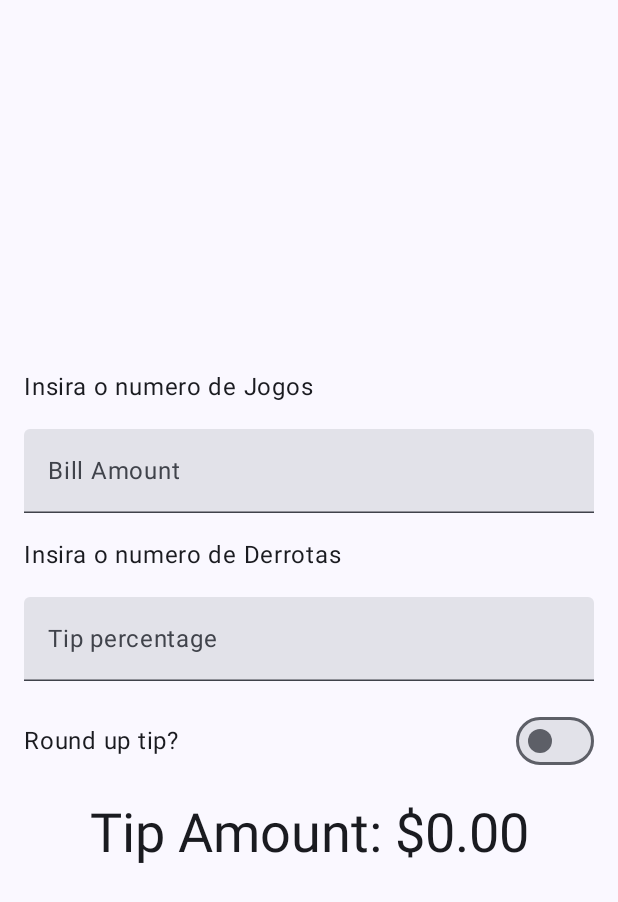
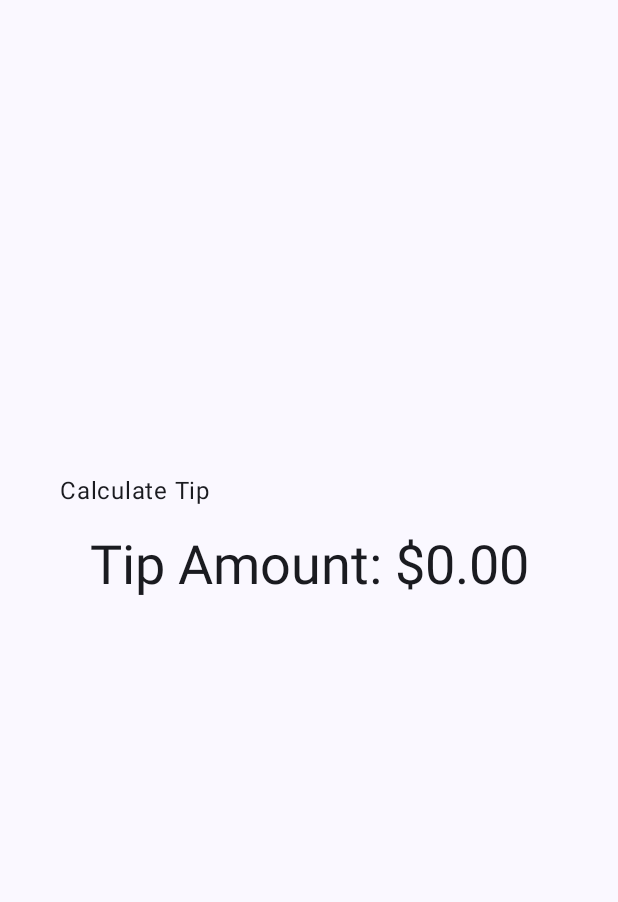
Before and after one commit to Condesso1998/CheckWin_Final, an Android app built with Jetpack Compose: the screen it shows after launch (MainActivity), on a phone screen of 412 x 824 dp. Shown: the top 902 px of the screen. Run offline under Robolectric (Android 15) with nearby library versions, the phone set to English and light mode, and no system bars.

Commit message:
remoçao de erros / começo do inicio

```diff
--- a/app/src/main/java/pt/ipg/checkwin_final/MainActivity.kt
+++ b/app/src/main/java/pt/ipg/checkwin_final/MainActivity.kt
@@ -1,7 +1,4 @@
 package pt.ipg.checkwin_final
-
-
-
 
 import android.os.Bundle
 import androidx.activity.ComponentActivity
@@ -9,9 +6,10 @@ import androidx.activity.compose.setContent
 import androidx.activity.enableEdgeToEdge
 import androidx.compose.foundation.layout.Arrangement
 import androidx.compose.foundation.layout.Column
-import androidx.compose.foundation.layout.Row
+import androidx.compose.foundation.layout.Spacer
 import androidx.compose.foundation.layout.fillMaxSize
 import androidx.compose.foundation.layout.fillMaxWidth
+import androidx.compose.foundation.layout.height
 import androidx.compose.foundation.layout.padding
 import androidx.compose.foundation.layout.safeDrawingPadding
 import androidx.compose.foundation.layout.statusBarsPadding
@@ -20,7 +18,7 @@ import androidx.compose.foundation.text.KeyboardOptions
 import androidx.compose.foundation.verticalScroll
 import androidx.compose.material3.MaterialTheme
 import androidx.compose.material3.Scaffold
-import androidx.compose.material3.Switch
+import androidx.compose.material3.Surface
 import androidx.compose.material3.Text
 import androidx.compose.material3.TextField
 import androidx.compose.runtime.Composable
@@ -39,16 +37,14 @@ import pt.ipg.checkwin_final.ui.theme.CheckWin_FinalTheme
 import java.text.NumberFormat
 class MainActivity : ComponentActivity() {
     override fun onCreate(savedInstanceState: Bundle?) {
+        enableEdgeToEdge()
         super.onCreate(savedInstanceState)
-        enableEdgeToEdge()
         setContent {
             CheckWin_FinalTheme {
-                Scaffold(modifier = Modifier.fillMaxSize()) { innerPadding ->
-                    TipTimeLayout(
-                        modifier = Modifier
-                            .padding(innerPadding)
-                            .fillMaxSize()
-                    )
+                Surface(
+                    modifier = Modifier.fillMaxSize(),
+                ) {
+                    TipTimeLayout()
                 }
             }
         }
@@ -56,145 +52,43 @@ class MainActivity : ComponentActivity() {
 }
 
 @Composable
-fun EditNumberField(
-    labelText: String,
-    value: String,
-    onValueChange: (String) -> Unit,
-    action: ImeAction = ImeAction.Next,
-    modifier: Modifier = Modifier
-) {
-    TextField(
-        value = value,
-        onValueChange = onValueChange,
-        label = { Text(text = labelText) },
-        singleLine = true,
-        keyboardOptions = KeyboardOptions.Default.copy(
-            keyboardType = KeyboardType.Number,
-            imeAction = action
-        ),
-        modifier = modifier
-
-    )
-
-}
-
-@Composable
-fun RoundUpTipRow(
-    checked: Boolean,
-    onCheckedChange: (Boolean) -> Unit,
-    modifier: Modifier = Modifier
-) {
-    Row(
-        verticalAlignment = Alignment.CenterVertically,
-        modifier = modifier
-    ) {
-        Text(
-            text = stringResource(R.string.round_up_tip),
-            modifier = Modifier.weight(1.0F)
-        )
-        Switch(
-            checked = checked,
-            onCheckedChange = onCheckedChange
-        )
-    }
-}
-
-@Composable
-fun TipTimeLayout(modifier: Modifier = Modifier) {
-    var amountInput by remember {
-        mutableStateOf("")
-    }
-
-    var tipPercentageInput by remember {
-        mutableStateOf("")
-    }
-
-    var roundUpTip by remember {
-        mutableStateOf(false)
-    }
-
-    val amount = amountInput.toDoubleOrNull() ?: 0.0
-    val tipPercent = tipPercentageInput.toDoubleOrNull() ?: 0.0
-
-    val tip = calculateTip(amount, tipPercent, roundUpTip)
-
+fun TipTimeLayout() {
     Column(
-        modifier = modifier
+        modifier = Modifier
             .statusBarsPadding()
-            .padding(horizontal = 16.dp)
-            .verticalScroll(rememberScrollState())
+            .padding(horizontal = 40.dp)
             .safeDrawingPadding(),
         horizontalAlignment = Alignment.CenterHorizontally,
         verticalArrangement = Arrangement.Center
     ) {
         Text(
-            text = stringResource(R.string.num_vitorias),
+            text = stringResource(R.string.calculate_tip),
             modifier = Modifier
-                .padding(bottom = 16.dp)
+                .padding(bottom = 16.dp, top = 40.dp)
                 .align(alignment = Alignment.Start)
         )
-
-        EditNumberField(
-            labelText = stringResource(id = R.string.bill_amount),
-            value = amountInput,
-            onValueChange = { newValue -> amountInput = newValue },
-            modifier = Modifier
-                .fillMaxWidth()
-                .padding(bottom = 16.dp)
-        )
         Text(
-            text = stringResource(R.string.num_derrotas),
-            modifier = Modifier
-                .padding(bottom = 16.dp)
-                .align(alignment = Alignment.Start)
-        )
-
-        EditNumberField(
-            labelText = stringResource(R.string.tip_percentage),
-            value = tipPercentageInput,
-            onValueChange = { newValue -> tipPercentageInput = newValue },
-            action = ImeAction.Done,
-            modifier = Modifier
-                .fillMaxWidth()
-                .padding(bottom = 16.dp)
-        )
-
-
-        RoundUpTipRow(
-            checked = roundUpTip,
-            onCheckedChange = { newValue -> roundUpTip = newValue},
-            modifier = Modifier
-                .fillMaxWidth()
-                .padding(bottom = 16.dp)
-        )
-
-        Text(
-            text = stringResource(R.string.tip_amount, tip),
+            text = stringResource(R.string.tip_amount, "$0.00"),
             style = MaterialTheme.typography.displaySmall
         )
+        Spacer(modifier = Modifier.height(150.dp))
     }
+}
+
+/**
+ * Calculates the tip based on the user input and format the tip amount
+ * according to the local currency.
+ * Example would be "$10.00".
+ */
+private fun calculateTip(amount: Double, tipPercent: Double = 15.0): String {
+    val tip = tipPercent / 100 * amount
+    return NumberFormat.getCurrencyInstance().format(tip)
 }
 
 @Preview(showBackground = true)
 @Composable
-fun TipTimePreview() {
+fun TipTimeLayoutPreview() {
     CheckWin_FinalTheme {
-        TipTimeLayout(
-            modifier = Modifier.fillMaxSize()
-        )
+        TipTimeLayout()
     }
 }
-
-private fun calculateTip(
-    amount: Double,
-    tipPercent: Double = 15.0,
-    roundUpTip: Boolean = false
-): String {
-    var tip = (tipPercent / 100) * amount
-
-    if (roundUpTip) {
-        tip = kotlin.math.ceil(tip)
-    }
-
-    return NumberFormat.getCurrencyInstance().format(tip)
-}
--- a/app/src/main/res/values/strings.xml
+++ b/app/src/main/res/values/strings.xml
@@ -1,10 +1,6 @@
-<resources>
-    <string name="app_name">CheckWin_Final</string>
-    <string name="calculate_tip">dfsfsfsf</string>
-    <string name="bill_amount">Bill Amount</string>
-    <string name="tip_amount">Tip Amount: %s</string>
-    <string name="tip_percentage">Tip percentage</string>
-    <string name="round_up_tip">Round up tip?</string>
-    <string name="num_vitorias">Insira o numero de Jogos</string>
-    <string name="num_derrotas">Insira o numero de  Derrotas</string>
-</resources>
+    <resources>
+        <string name="app_name">Ch</string>
+        <string name="calculate_tip">Calculate Tip</string>
+        <string name="bill_amount">Bill Amount</string>
+        <string name="tip_amount">Tip Amount: %s</string>
+    </resources>
```
